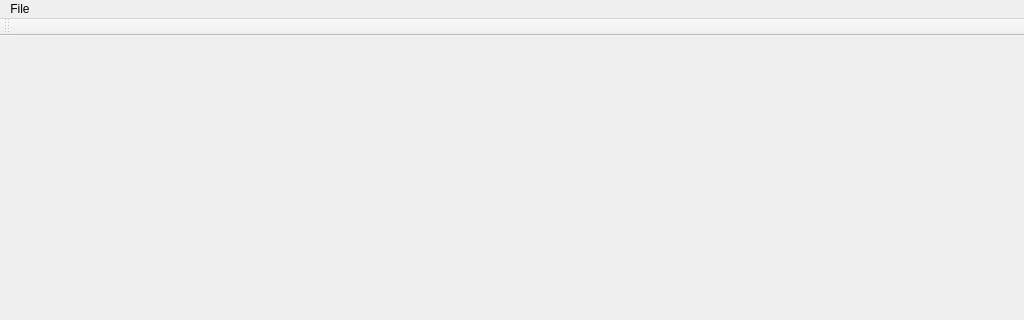
Above: mainwindow.ui from Parad0x13/YAHxE before the change; both pictures show x 0 to 1024 and y 0 to 320 of the 1024 by 720 pixel window. Below: the same form after it.
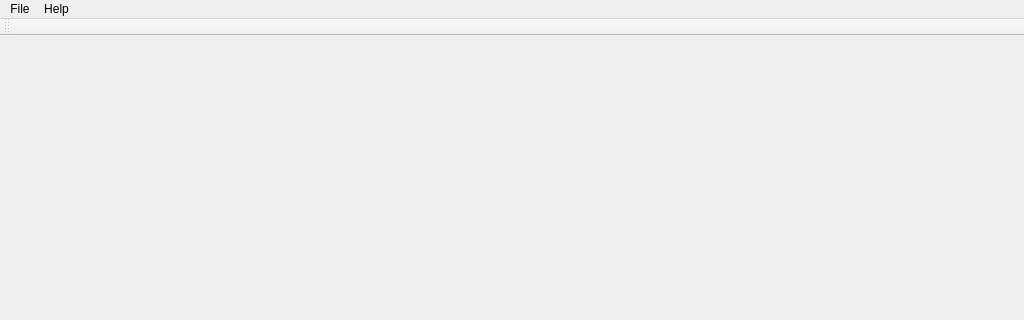
That is the form after the change.

```diff
--- a/mainwindow.ui
+++ b/mainwindow.ui
@@ -31,7 +31,14 @@
     <addaction name="separator"/>
     <addaction name="actionExit"/>
    </widget>
+   <widget class="QMenu" name="menuAbout">
+    <property name="title">
+     <string>Help</string>
+    </property>
+    <addaction name="actionQt"/>
+   </widget>
    <addaction name="menuFile"/>
+   <addaction name="menuAbout"/>
   </widget>
   <widget class="QToolBar" name="mainToolBar">
    <attribute name="toolBarArea">
```
Left out of the diff: 5 changed lines with no effect on the pictures.
